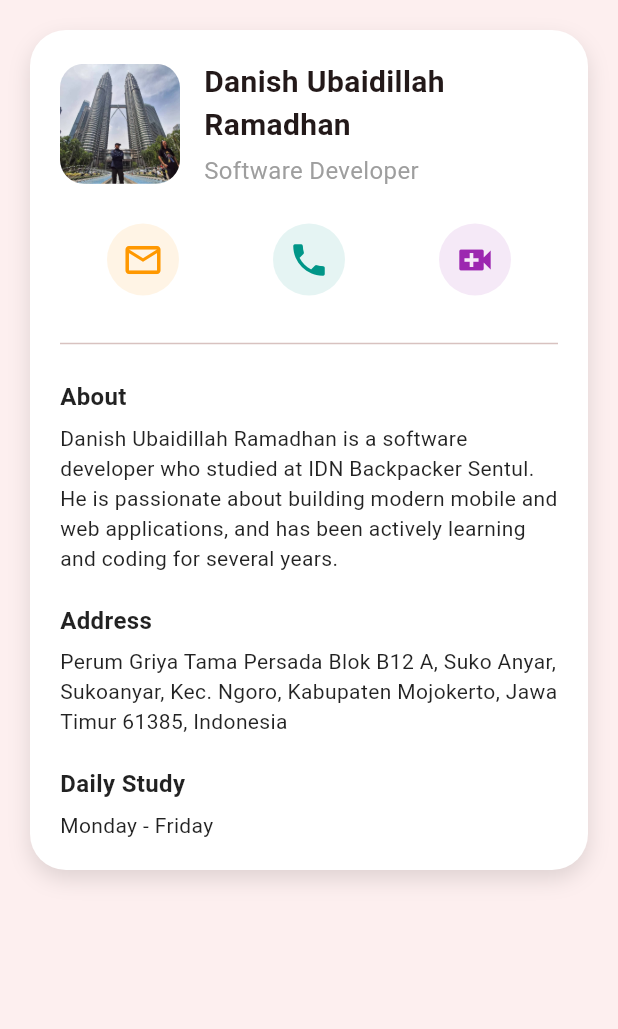
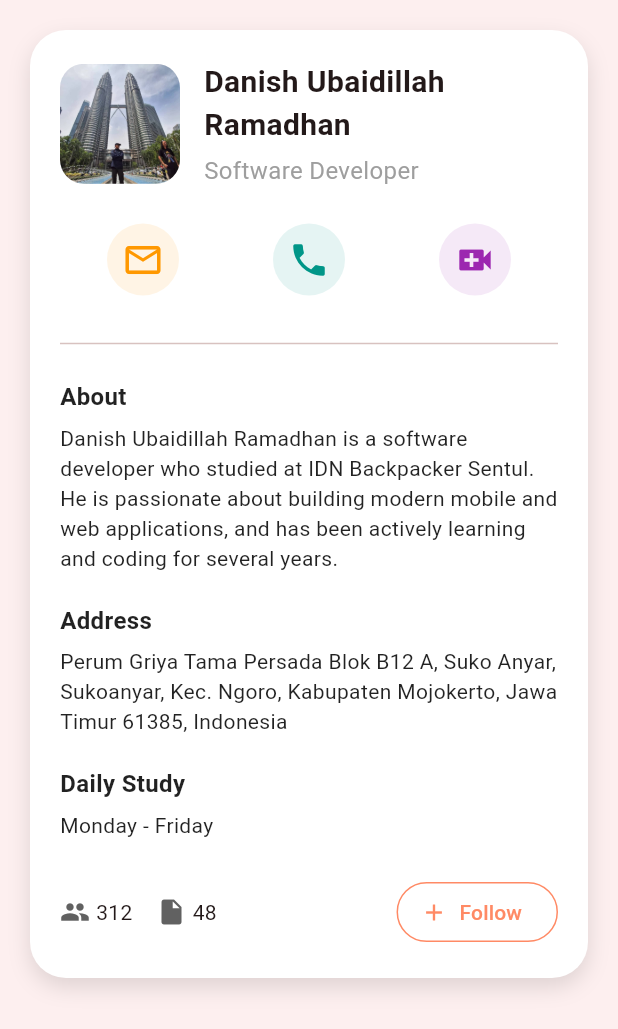
Before and after one commit to Danishur/Profile_card, a Flutter app: the screen it shows after launch, on a phone screen of 412 x 824 dp. Shown: the top 1029 px of the screen. Run offline on Flutter 3.47's test engine with Material 3 defaults, Android fonts, the phone set to English and light mode, and no system bars.

Commit message:
first commit

```diff
--- a/lib/screens/HomeScreen.dart
+++ b/lib/screens/HomeScreen.dart
@@ -98,6 +98,7 @@ class HomeScreen extends StatelessWidget {
                 child: Column(
                   crossAxisAlignment: CrossAxisAlignment.start,
                   children: [
+                    // Profile
                     Row(
                       children: [
                         ClipRRect(
@@ -135,6 +136,8 @@ class HomeScreen extends StatelessWidget {
                       ],
                     ),
                     const SizedBox(height: 24),
+
+                    // Contact Icons
                     Row(
                       mainAxisAlignment: MainAxisAlignment.spaceAround,
                       children: [
@@ -146,6 +149,8 @@ class HomeScreen extends StatelessWidget {
                     const SizedBox(height: 24),
                     const Divider(),
                     const SizedBox(height: 16),
+
+                    // About
                     _buildSectionTitle("About"),
                     const SizedBox(height: 6),
                     const Text(
@@ -153,6 +158,8 @@ class HomeScreen extends StatelessWidget {
                       style: TextStyle(color: Colors.black87, height: 1.4),
                     ),
                     const SizedBox(height: 20),
+
+                    // Address
                     _buildSectionTitle("Address"),
                     const SizedBox(height: 6),
                     const Text(
@@ -160,11 +167,47 @@ class HomeScreen extends StatelessWidget {
                       style: TextStyle(color: Colors.black87, height: 1.4),
                     ),
                     const SizedBox(height: 20),
+
+                    // Daily Study
                     _buildSectionTitle("Daily Study"),
                     const SizedBox(height: 6),
                     const Text(
                       "Monday - Friday",
                       style: TextStyle(color: Colors.black87),
+                    ),
+
+                    const SizedBox(height: 24),
+
+                    // Stats and Follow
+                    Row(
+                      mainAxisAlignment: MainAxisAlignment.spaceBetween,
+                      children: [
+                        Row(
+                          children: [
+                            Icon(Icons.group, color: Colors.grey.shade700, size: 20),
+                            const SizedBox(width: 4),
+                            const Text("312"),
+                            const SizedBox(width: 16),
+                            Icon(Icons.insert_drive_file, color: Colors.grey.shade700, size: 20),
+                            const SizedBox(width: 4),
+                            const Text("48"),
+                          ],
+                        ),
+                        OutlinedButton.icon(
+                          onPressed: () {
+                            // Aksi follow di sini
+                          },
+                          style: OutlinedButton.styleFrom(
+                            shape: RoundedRectangleBorder(
+                              borderRadius: BorderRadius.circular(30),
+                            ),
+                            side: BorderSide(color: Colors.deepOrange.shade300),
+                            foregroundColor: Colors.deepOrange.shade300,
+                          ),
+                          icon: const Icon(Icons.add, size: 18),
+                          label: const Text("Follow"),
+                        ),
+                      ],
                     ),
                   ],
                 ),
@@ -176,7 +219,7 @@ class HomeScreen extends StatelessWidget {
     );
   }
 
-  Widget _buildContactIcon(IconData icon, Color color) {
+  static Widget _buildContactIcon(IconData icon, Color color) {
     return Container(
       padding: const EdgeInsets.all(10),
       decoration: BoxDecoration(
@@ -187,7 +230,7 @@ class HomeScreen extends StatelessWidget {
     );
   }
 
-  Widget _buildSectionTitle(String title) {
+  static Widget _buildSectionTitle(String title) {
     return Text(
       title,
       style: const TextStyle(
```
